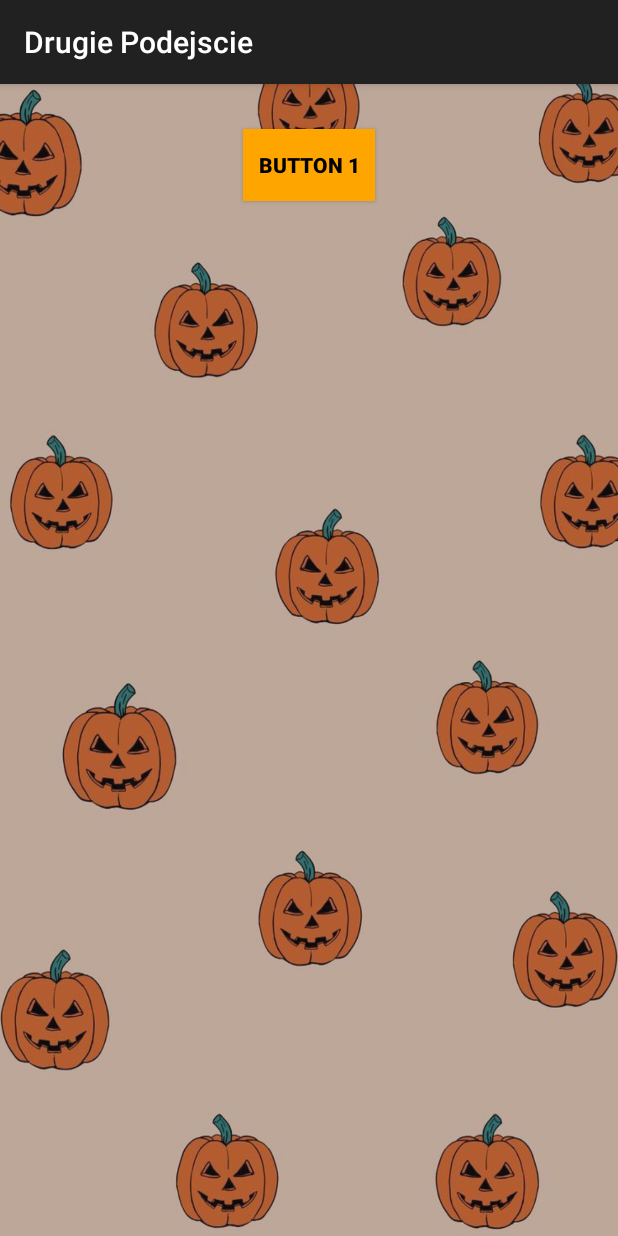
After one commit to Meikelele/android-studio-2024, an Android app built with Jetpack Compose: the FourthActivity screen opened directly, with no data from a screen before it, on a phone screen of 412 x 824 dp. The commit adds this screen. Run offline under Robolectric (Android 15) with nearby library versions, the phone set to English and light mode, and no system bars.

Commit message:
c) d) e) f) *) **) Final version

```diff
--- a/app/src/main/AndroidManifest.xml
+++ b/app/src/main/AndroidManifest.xml
@@ -34,6 +34,7 @@
 
         <activity android:name=".SecondActivity"/>
         <activity android:name=".ThirdActivity"/>
+        <activity android:name=".FourthActivity"/>
 
         <service android:name=".BoundService" />
 
--- /dev/null
+++ b/app/src/main/java/com/example/drugie_podejscie/FourthActivity.kt
@@ -0,0 +1,13 @@
+package com.example.drugie_podejscie
+
+import android.os.Bundle
+import androidx.appcompat.app.AppCompatActivity
+import android.widget.Button
+
+class FourthActivity : AppCompatActivity() {
+    override fun onCreate(savedInstanceState: Bundle?) {
+        super.onCreate(savedInstanceState)
+        setContentView(R.layout.activity_fourth)
+    }
+
+}
--- /dev/null
+++ b/app/src/main/res/layout/activity_fourth.xml
@@ -0,0 +1,23 @@
+<RelativeLayout xmlns:android="http://schemas.android.com/apk/res/android"
+    android:layout_width="match_parent"
+    android:layout_height="match_parent">
+    <LinearLayout
+        android:layout_width="match_parent"
+        android:layout_height="match_parent"
+        android:background="@drawable/halloween_bg"
+        android:alpha="0.8">
+    </LinearLayout>
+
+    <Button
+        android:id="@+id/lel"
+        android:layout_width="wrap_content"
+        android:layout_height="wrap_content"
+        android:layout_centerHorizontal="true"
+        android:background="@color/orange"
+        android:fontFamily="sans-serif-black"
+        android:textColor="@color/black"
+        android:layout_marginTop="30dp"
+        android:padding="10dp"
+        android:text="BUTTON 1"/>
+
+</RelativeLayout>
```
Also changed, not shown: app/src/main/java/com/example/drugie_podejscie/BoundService.kt (+26 -5 lines), app/src/main/java/com/example/drugie_podejscie/ThirdActivity.kt (+26 -1 lines).
